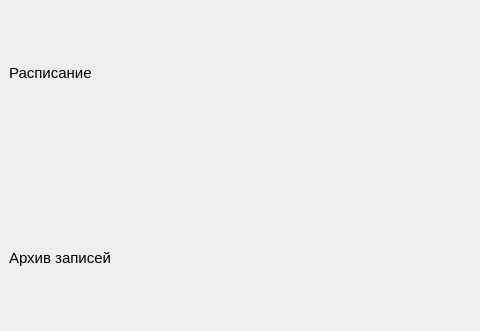
Before: the Qt Designer form src/resources/main_window.ui in mcsltd/mcs-inRat-planner, drawn with Qt 5; both pictures show x 0 to 480 and y 121 to 452 of the 815 by 576 pixel window.
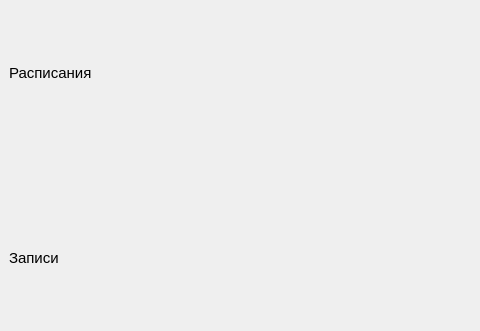
After: the same form once the commit is applied. Icons and pictures are not drawn.

Commit message: ui: hide gain changed widget

Diff of the .ui file:
```diff
--- a/src/resources/main_window.ui
+++ b/src/resources/main_window.ui
@@ -40,7 +40,7 @@
            </font>
           </property>
           <property name="text">
-           <string>Архив записей</string>
+           <string>Записи</string>
           </property>
          </widget>
         </item>
@@ -93,7 +93,7 @@
            </font>
           </property>
           <property name="text">
-           <string>Расписание</string>
+           <string>Расписания</string>
           </property>
          </widget>
         </item>
```
The commit also changes 7 other files.
